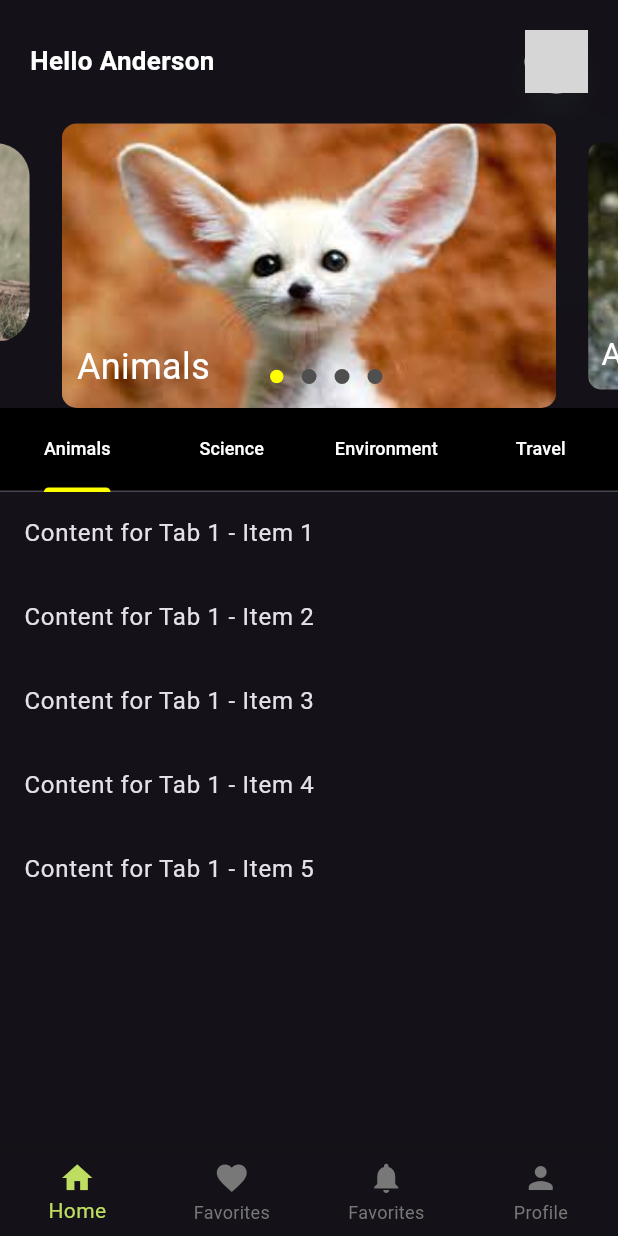
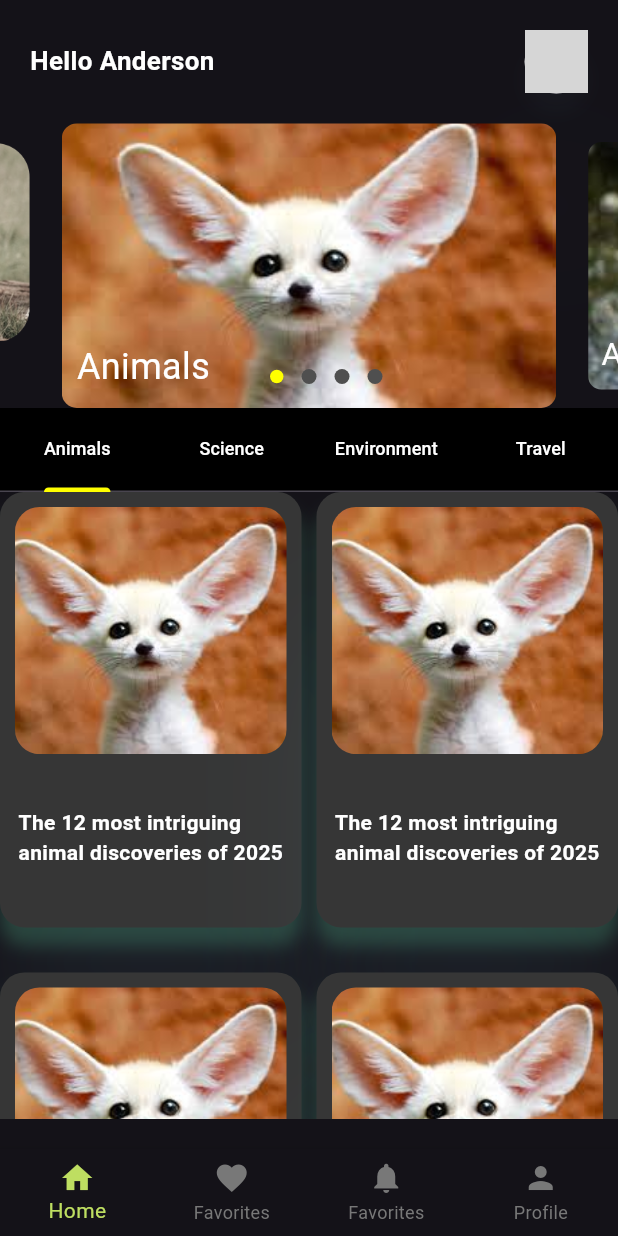
Before and after one commit to AmrElzohairy/animals_app, a Flutter app: the HomeView screen opened directly, on a phone screen of 412 x 824 dp. Run offline on Flutter 3.47's test engine with Material 3 defaults, Android fonts, the light colour scheme and no system bars; drawn by our look-alikes of carousel_slider, dots_indicator; network calls fail; Roboto replaces fonts that are missing (Nunito Sans); grey boxes are pictures that could not be loaded.

Commit message:
add grid

```diff
--- a/lib/features/home/presentation/ui/home_view.dart
+++ b/lib/features/home/presentation/ui/home_view.dart
@@ -1,4 +1,5 @@
 import 'package:animals_app/features/home/presentation/ui/widgets/home_carosal_slider.dart';
+import 'package:animals_app/features/home/presentation/ui/widgets/home_grid_view.dart';
 import 'package:animals_app/features/home/presentation/ui/widgets/home_header.dart';
 import 'package:flutter/material.dart';
 
@@ -58,12 +59,14 @@ class _HomeViewState extends State<HomeView> with TickerProviderStateMixin {
         },
         body: TabBarView(
           controller: _tabController,
-
           children: [
-            _buildTabContent("Content for Tab 1"),
-            _buildTabContent("Content for Tab 2"),
-            _buildTabContent("Content for Tab 3"),
-            _buildTabContent("Content for Tab 4"),
+            Padding(
+              padding: const EdgeInsets.only(bottom: 20, ),
+              child: HomeGridView(),
+            ),
+            Center(child: Text("Science")),
+            Center(child: Text("Environment")),
+            Center(child: Text("Travel")),
           ],
         ),
       ),
@@ -91,13 +94,4 @@ class _HomeViewState extends State<HomeView> with TickerProviderStateMixin {
       ),
     );
   }
-
-  Widget _buildTabContent(String content) {
-    return ListView.builder(
-      itemCount: 5,
-      itemBuilder: (context, index) {
-        return ListTile(title: Text("$content - Item ${index + 1}"));
-      },
-    );
-  }
 }
--- /dev/null
+++ b/lib/features/home/presentation/ui/widgets/grid_view_item.dart
@@ -0,0 +1,57 @@
+import 'package:flutter/material.dart';
+
+class GridViewItem extends StatelessWidget {
+  const GridViewItem({super.key});
+
+  @override
+  Widget build(BuildContext context) {
+    return Container(
+      padding: const EdgeInsets.only(left: 10, right: 10, top: 10, bottom: 0),
+      decoration: ShapeDecoration(
+        color: const Color(0xFF363636),
+        shape: RoundedRectangleBorder(
+          borderRadius: BorderRadius.circular(16.34),
+        ),
+        shadows: [
+          BoxShadow(
+            color: Colors.greenAccent.withValues(alpha: 0.2),
+            blurRadius: 9.63,
+            offset: Offset(0, 12.04),
+            spreadRadius: 0,
+          ),
+          BoxShadow(
+            color: Color(0x1181D8F1),
+            blurRadius: 76.91,
+            offset: Offset(0, 96.14),
+            spreadRadius: 0,
+          ),
+        ],
+      ),
+      child: Column(
+        mainAxisAlignment: MainAxisAlignment.start,
+        children: [
+          ClipRRect(
+            borderRadius: BorderRadius.circular(16.34),
+            child: Image.asset(
+              "assets/animal1.jpeg",
+              height: MediaQuery.sizeOf(context).height * 0.2,
+              width: MediaQuery.sizeOf(context).width * 0.45,
+              fit: BoxFit.cover,
+            ),
+          ),
+          Spacer(),
+          Text(
+            'The 12 most intriguing \nanimal discoveries of 2025',
+            style: TextStyle(
+              color: Colors.white,
+              fontSize: 14,
+              fontFamily: 'Nunito Sans',
+              fontWeight: FontWeight.w600,
+            ),
+          ),
+          const SizedBox(height: 40),
+        ],
+      ),
+    );
+  }
+}
--- /dev/null
+++ b/lib/features/home/presentation/ui/widgets/home_grid_view.dart
@@ -0,0 +1,22 @@
+import 'package:animals_app/features/home/presentation/ui/widgets/grid_view_item.dart';
+import 'package:flutter/material.dart';
+
+class HomeGridView extends StatelessWidget {
+  const HomeGridView({super.key});
+
+  @override
+  Widget build(BuildContext context) {
+    return GridView.builder(
+      gridDelegate: const SliverGridDelegateWithFixedCrossAxisCount(
+        crossAxisCount: 2,
+        childAspectRatio: 139.11 / 200.93,
+        crossAxisSpacing: 10,
+        mainAxisSpacing: 30,
+      ),
+      itemCount: 5,
+      itemBuilder: (context, index) {
+        return GridViewItem();
+      },
+    );
+  }
+}
--- a/lib/features/onboarding/presentation/ui/onboarding_view.dart
+++ b/lib/features/onboarding/presentation/ui/onboarding_view.dart
@@ -1,5 +1,6 @@
-import 'package:animals_app/features/home/presentation/ui/widgets/home_view.dart';
 import 'package:flutter/material.dart';
+
+import '../../../home/presentation/ui/home_view.dart';
 
 class OnBoarding extends StatelessWidget {
   const OnBoarding({super.key});
@@ -57,7 +58,7 @@ class OnBoarding extends StatelessWidget {
                 onPressed: () {
                   Navigator.push(
                     context,
-                    MaterialPageRoute(builder: (context) => const HomeView()),
+                    MaterialPageRoute(builder: (context) =>  HomeView()),
                   );
                 },
                 style: ElevatedButton.styleFrom(
```
